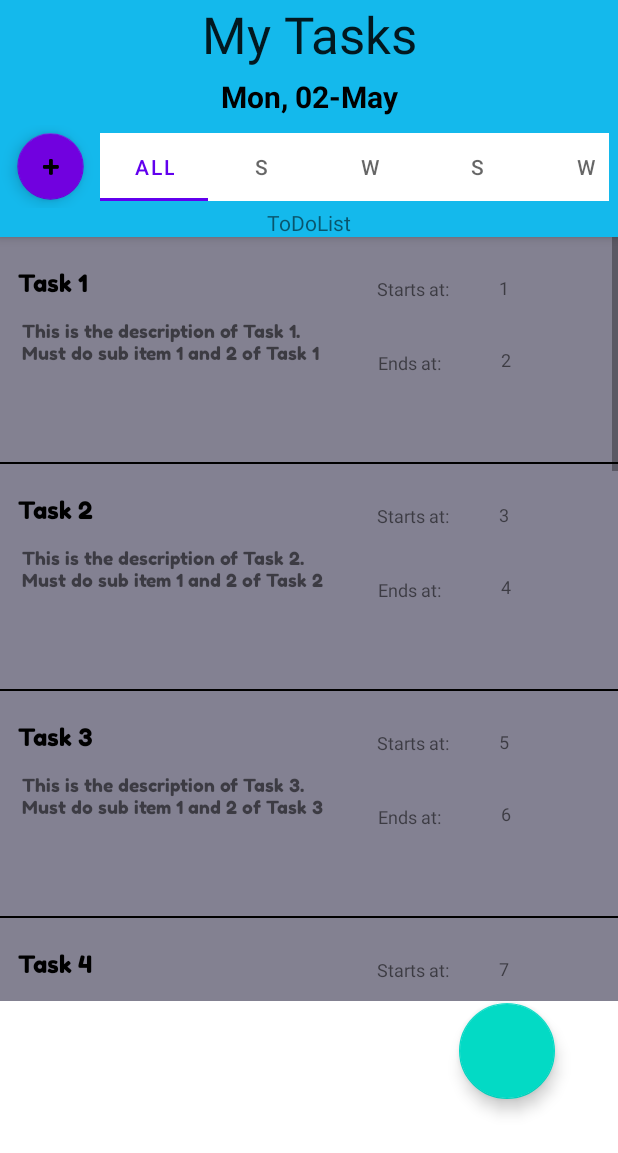
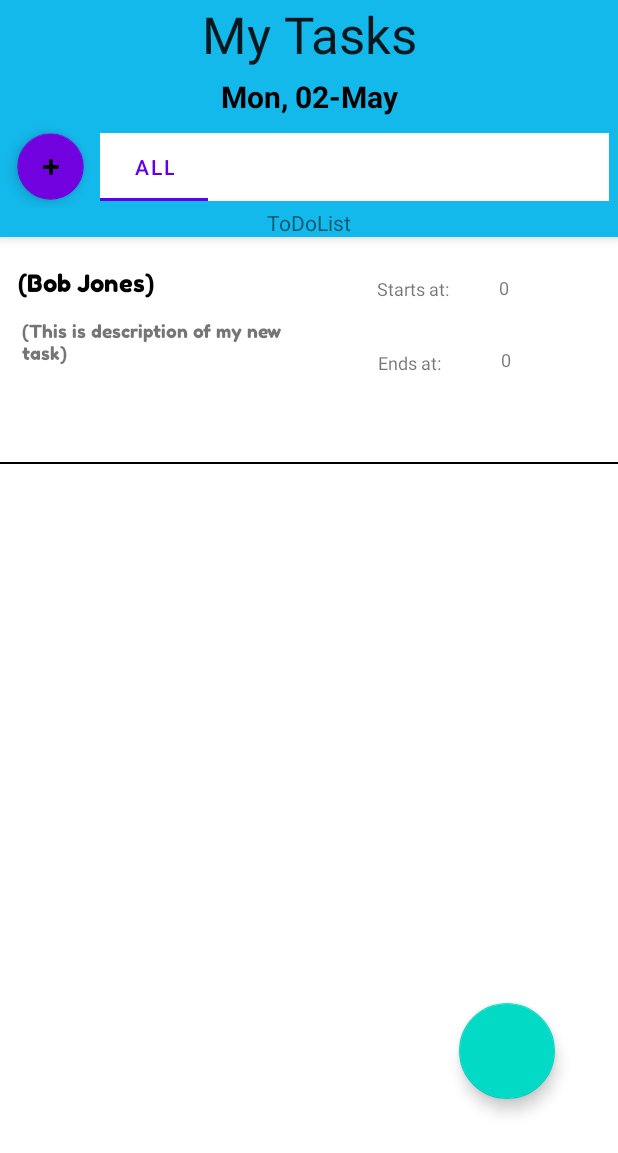
Before and after one commit to edenrosales/TaskManagement, an Android app: the AddTaskView screen opened directly, with no data from a screen before it, after a tap on "SUBMIT", on a phone screen of 412 x 824 dp. Shown: the top 1153 px of the screen. Run offline under Robolectric (Android 15) with nearby library versions, the phone set to English and light mode, and no system bars; our stand-ins replace Room's generated code; 2 statements that could not run were skipped.

Commit message:
Created drop down spinner for selecting tags, will need to refacto, however we should be good now to use it, next to add is sort tasks by tag for the User interface in the main activity

```diff
--- a/app/src/main/java/com/example/taskmanagement/AddTaskView.java
+++ b/app/src/main/java/com/example/taskmanagement/AddTaskView.java
@@ -11,15 +11,19 @@ import android.os.Bundle;
 import android.text.format.DateFormat;
 import android.util.Log;
 import android.view.View;
+import android.widget.AdapterView;
+import android.widget.ArrayAdapter;
 import android.widget.Button;
 import android.widget.DatePicker;
 import android.widget.EditText;
 import android.widget.ListView;
+import android.widget.Spinner;
 import android.widget.TextView;
 import android.widget.Toast;
 import java.time.LocalDate;
 import java.time.format.DateTimeFormatter;
 import java.util.Calendar;
+import java.util.LinkedList;
 import java.util.Random;
 
 
@@ -49,17 +53,26 @@ public class AddTaskView extends AppCompatActivity{
     @Override
     protected void onCreate(Bundle savedInstanceState) {
         super.onCreate(savedInstanceState);
-        setContentView(R.layout.activity_add_task_view);
+        setContentView(R.layout.add_task_view_act);
         //calling inputs
-        nameInput = (EditText) findViewById(R.id.name_input);
-        start_timeInput = (EditText) findViewById(R.id.start_time_input);
-        end_timeInput = (EditText) findViewById(R.id.end_time_input);
-        tagInput = (EditText) findViewById(R.id.tag_input);
+        nameInput = (EditText) findViewById(R.id.name_input2);
+        start_timeInput = (EditText) findViewById(R.id.start_time_input2);
+        end_timeInput = (EditText) findViewById(R.id.end_time_input2);
+
+        /**************************************************************************/
+        //declare spinner for tag
+        Spinner mySpinner = (Spinner) findViewById(R.id.spinner2);
+        LinkedList<Tag> c_tags = MainActivity.taskList.getTags();
+        LinkedList<String> tagNames = Tag.getListOfTagNames(c_tags);
+        ArrayAdapter<String> aDapter = new ArrayAdapter<String>(this, android.R.layout.simple_list_item_1,tagNames);
+        aDapter.setDropDownViewResource(com.google.android.material.R.layout.support_simple_spinner_dropdown_item);
+        mySpinner.setAdapter(aDapter);
+        /**************************************************************************/
         //due_dateInput = (EditText) findViewById(R.id.due_date_input);
         //DateTimeFormatter dateFormat = DateTimeFormatter.ofPattern("M/d/yyyy");
         //due_Date = LocalDate.parse(due_dateInput, dateFormat);
-        descriptionInput = (EditText) findViewById(R.id.description_input);
-        tvSelectDate = findViewById(R.id.due_date_text);
+        descriptionInput = (EditText) findViewById(R.id.description_input2);
+        tvSelectDate = findViewById(R.id.due_date_text2);
         //etSelectDate = findViewById(R.id.due_date_text);
         java.util.Calendar c = java.util.Calendar.getInstance();
         year = c.get(Calendar.YEAR);
@@ -81,37 +94,46 @@ public class AddTaskView extends AppCompatActivity{
         });
 
         //initializing button
-        submitButton = (Button) findViewById(R.id.submit_button);
+        submitButton = (Button) findViewById(R.id.button2);
         submitButton.setOnClickListener(new View.OnClickListener() {
             @RequiresApi(api = Build.VERSION_CODES.O)
             @Override
             public void onClick(View view) {
+                Tag current_tag = new Tag("",0);
                 //we call constructor here
                 name = nameInput.getText().toString();
                 //right now for testing lets do int 0-24 time... we can convert to float or double once we know display works
                 start_time = Integer.valueOf(start_timeInput.getText().toString());
                 end_time = Integer.valueOf(end_timeInput.getText().toString());
-                tag = tagInput.getText().toString();
+                tag = mySpinner.toString();
+                for(int i = 0; i < MainActivity.taskList.getTags().size() ; i++){
+                    if(MainActivity.taskList.Tags.get(i).name.equals(tag)){
+                      //set current tag to constructor
+                        current_tag = MainActivity.taskList.Tags.get(i);
+                    }
+                }
                 int min = 50;
                 int max = 100;
                 //Generate random int value from 50 to 100
                 int random_int = (int)Math.floor(Math.random()*(max-min+1)+min);
                 //for not it will be a random integer when adding tasks
                 // I WILL NEED TO IMPLEMENT A DRAG DROP MENU FOR CHOOSING AN EXISTING TAG
-                Tag new_tag = new Tag(tag, random_int);
+                //Tag new_tag = new Tag(tag, random_int);
                 //due_date = due_dateInput.getText().toString();
                 description = descriptionInput.getText().toString();
                 //show values to the user
                 showText(name);
                 showText(String.valueOf(start_time));
                 showText(String.valueOf(end_time));
-                showText(tag);
+                //showText(tag);
                 //showText(due_date);
                 showText(description);
                 //call constructor
-                new_task = new Task(name, description, new_tag, start_time, end_time, day, month + 1,year ,false);
+                //if tag == null set tag to "all"/default tag
+                new_task = new Task(name, description, current_tag, start_time, end_time, day, month + 1,year ,false);
                 //insert into database taskList call goes here
                 MainActivity.taskList.Tasks.add(new_task);
+                MainActivity.taskList.TodoListTasks.add(new_task);
                 System.out.println("TASKLIST SIZE: " + MainActivity.taskList.Tasks.size());
                 //call to return to main Activity (To--DoList View)
                 is_Task_added = true;
--- a/app/src/main/java/com/example/taskmanagement/CreateTag.java
+++ b/app/src/main/java/com/example/taskmanagement/CreateTag.java
@@ -45,10 +45,6 @@ ConstraintLayout cL;
                 openColorPicker();
             }
         });
-
-
-
-
 
         submit = findViewById(R.id.Submit_CreateTag);
         submit.setOnClickListener(new View.OnClickListener() {
--- a/app/src/main/java/com/example/taskmanagement/MainActivity.java
+++ b/app/src/main/java/com/example/taskmanagement/MainActivity.java
@@ -28,7 +28,7 @@ public class MainActivity extends AppCompatActivity {
     //@RequiresApi(api = Build.VERSION_CODES.O)
     //public static Task selected_task = new Task("", "", new Tag(""), 0, 0, 0, 0, 0, false);
     public static TaskList taskList = new TaskList();
-
+    public static Tag all = new Tag("All", R.color.teal_700);
 
     @RequiresApi(api = Build.VERSION_CODES.O)
     @Override
@@ -36,42 +36,37 @@ public class MainActivity extends AppCompatActivity {
         super.onCreate(savedInstanceState);
         setContentView(R.layout.activity_main);
         listview = (ListView) findViewById(R.id.listView);
-        //
+        TodoList todo = new TodoList();
+        //getting todoListTasks
+        todo.list = taskList.getTodoListTasks();
         //get the current date
         today = LocalDate.now();
         //10 tasks will be added here
-        Tag t1 = new Tag("S", R.color.teal_200);
-        Tag t2 = new Tag("W", R.color.white);
-        taskList.Tags.add(t1);
-        taskList.Tags.add(t2);
-        taskList.Tasks.add(new Task("Task 1", "This is the description of Task 1. Must do sub item 1 and 2 of Task 1", t1, 1, 2, 29, 10, 2022, false ));
-        taskList.Tasks.add(new Task("Task 2", "This is the description of Task 2. Must do sub item 1 and 2 of Task 2", t2, 3, 4, 3, 10, 2022, false ));
-        taskList.Tasks.add(new Task("Task 3", "This is the description of Task 3. Must do sub item 1 and 2 of Task 3", t2, 5, 6, 4, 10, 2022, false ));
-        taskList.Tasks.add(new Task("Task 4", "This is the description of Task 4. Must do sub item 1 and 2 of Task 4", t1, 7, 8, 5, 10, 2022, false ));
-        taskList.Tasks.add(new Task("Task 5", "This is the description of Task 5. Must do sub item 1 and 2 of Task 5", t2, 9, 10, 6, 10, 2022, false ));
+       //Tag t1 = new Tag("S", R.color.teal_200);
+       // Tag t2 = new Tag("W", R.color.white);
+       // taskList.Tags.add(t1);
+       // taskList.Tags.add(t2);
+       // taskList.Tasks.add(new Task("Task 1", "This is the description of Task 1. Must do sub item 1 and 2 of Task 1", t1, 1, 2, 29, 10, 2022, false ));
+       // taskList.Tasks.add(new Task("Task 2", "This is the description of Task 2. Must do sub item 1 and 2 of Task 2", t2, 3, 4, 3, 10, 2022, false ));
+       // taskList.Tasks.add(new Task("Task 3", "This is the description of Task 3. Must do sub item 1 and 2 of Task 3", t2, 5, 6, 4, 10, 2022, false ));
+       // taskList.Tasks.add(new Task("Task 4", "This is the description of Task 4. Must do sub item 1 and 2 of Task 4", t1, 7, 8, 5, 10, 2022, false ));
+       // taskList.Tasks.add(new Task("Task 5", "This is the description of Task 5. Must do sub item 1 and 2 of Task 5", t2, 9, 10, 6, 10, 2022, false ));
         //out todoList Tasks will be filtered by date first, the last parameter, 1, is todoList View
-        taskList.TodoListTasks = filterTasksByDate(taskList.Tasks, today, 1);
+        //taskList.TodoListTasks = filterTasksByDate(taskList.Tasks, today, 1);
+        //filtering todo list tasks by date
+        todo.list = filterTasksByDate(todo.list, today, 1);
         //Need to display current input tags
         TabLayout t = (TabLayout) findViewById(R.id.tag_tab_layout);
             //Find the all relevant tags that are represented all items in todoList...Only need one tag for display, since multiple tasks can share a tag
         //LinkedList<Tag> current_tags = parseTags(taskList.TodoListTasks);
             //for each item in current tags, make a new tab in tab layout
-        //for(int i = 0; i < current_tags.size(); i++){
-        //    t.addTab(t.newTab().setText(current_tags.get(i).name));
-        //}
-
         for(int i = 0; i < taskList.Tags.size(); i++){
             t.addTab(t.newTab().setText(taskList.Tags.get(i).name));
         }
-
-
-
-
-
-
         //
         //call for adapter to show list of task objects in a list
-        TaskBoxAdapter tAdapter = new TaskBoxAdapter(MainActivity.this, R.layout.each_task, taskList.TodoListTasks );
+        //TaskBoxAdapter tAdapter = new TaskBoxAdapter(MainActivity.this, R.layout.each_task, taskList.TodoListTasks );
+        TaskBoxAdapter tAdapter = new TaskBoxAdapter(MainActivity.this, R.layout.each_task, todo.list);
         listview.setAdapter(tAdapter);
         listview.setOnItemClickListener(new AdapterView.OnItemClickListener() {
             @Override
@@ -80,7 +75,7 @@ public class MainActivity extends AppCompatActivity {
 
                 //pass through only primitive types of data, since classes wont work with this implementation
                     //must pass name, description, start_time, end_time, day, month, year
-                //viewTaskView();
+                viewTaskView();
             }
         });
 
--- a/app/src/main/java/com/example/taskmanagement/Tag.java
+++ b/app/src/main/java/com/example/taskmanagement/Tag.java
@@ -3,6 +3,8 @@ package com.example.taskmanagement;
 import android.graphics.Color;
 
 import androidx.core.content.ContextCompat;
+
+import java.util.LinkedList;
 
 public class Tag {
     String name;
@@ -30,4 +32,14 @@ public class Tag {
     public int getColor(){
         return color;
     }
+
+    //returns list of names of all tags in TaskList object, really used to display in spinner widget UI
+    public static LinkedList<String> getListOfTagNames(LinkedList<Tag> t){
+        LinkedList<String> result = new LinkedList<>();
+        for(int i = 0; i < t.size(); i++){
+            result.add(t.get(i).getName());
+        }
+        return result;
+    }
+
 }
--- a/app/src/main/java/com/example/taskmanagement/TaskBoxAdapter.java
+++ b/app/src/main/java/com/example/taskmanagement/TaskBoxAdapter.java
@@ -34,7 +34,6 @@ public class TaskBoxAdapter extends ArrayAdapter<Task>  {
         Integer sT= getItem(position).getStart(); String startTime = sT.toString();
         Integer eT = getItem(position).getEnd(); String endTime = eT.toString();
         getItem(position).associated_tag.getColor();
-
         LayoutInflater layoutInflater = LayoutInflater.from(mContext);
         convertView = layoutInflater.inflate(mResource, parent, false);
         TextView txtName = convertView.findViewById(R.id.task_list_name);
--- a/app/src/main/java/com/example/taskmanagement/TodoList.java
+++ b/app/src/main/java/com/example/taskmanagement/TodoList.java
@@ -12,7 +12,11 @@ public class TodoList{
     LinkedList<Task> list = new LinkedList<>();
     LinkedList<Tag> tags = new LinkedList<>();
 
+    public TodoList(){
 
+    }
+
+    public LinkedList<Task> getList(){ return list;}
     @RequiresApi(api = Build.VERSION_CODES.O)
     public void setDateToday(){
         current_date = LocalDate.now();
```
Also changed, not shown: app/src/main/res/layout/activity_add_task_view.xml (+10 -12 lines), app/src/main/res/layout/add_task_view_act.xml (added, +317 -0 lines).
